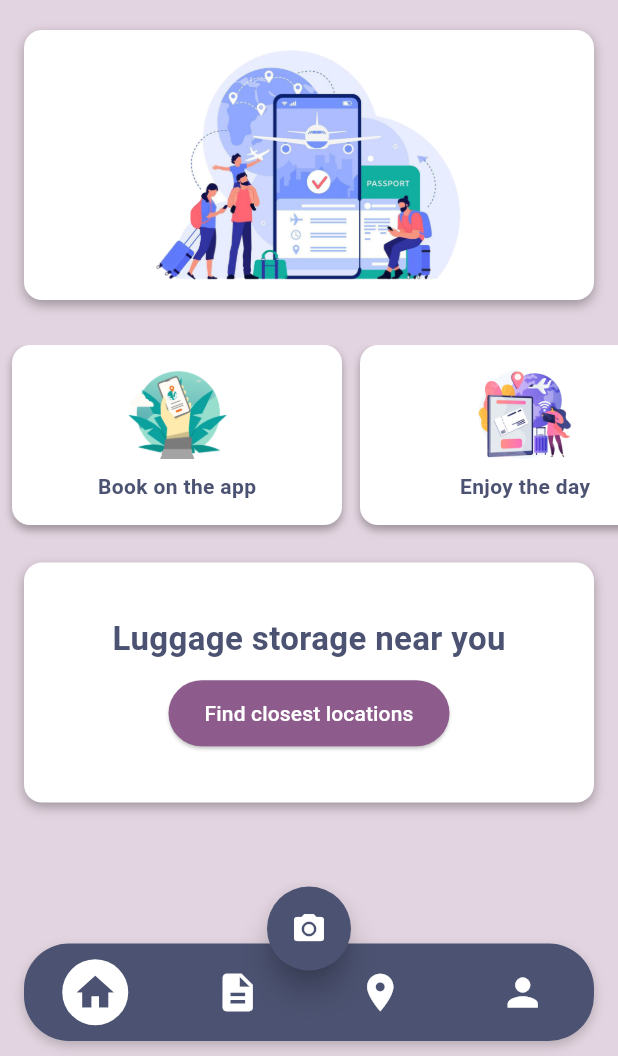
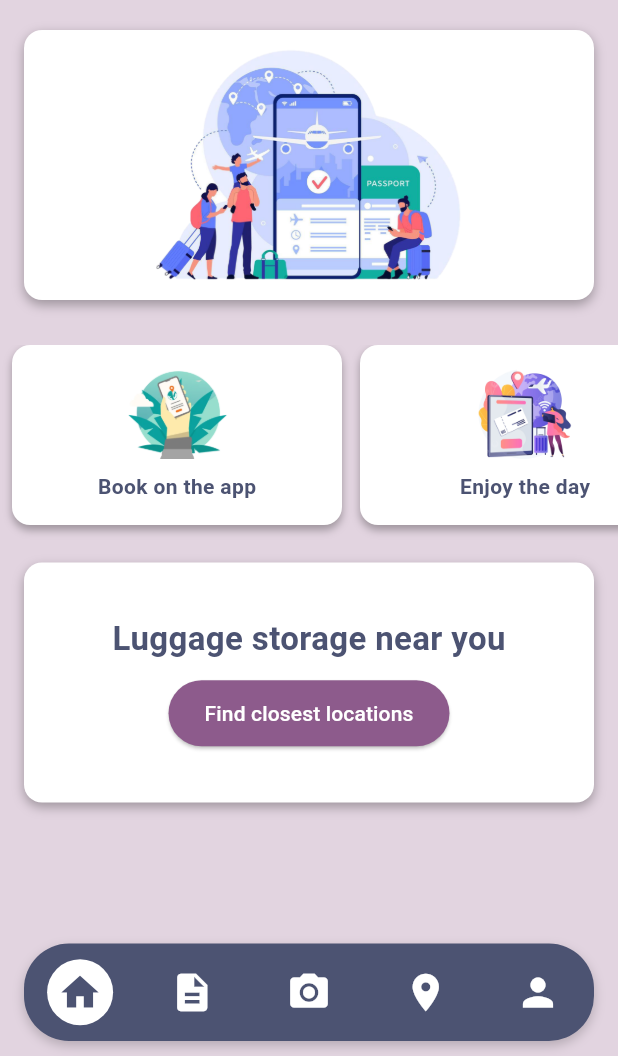
Before and after one commit to Prasad-k-Github/NEAR-ME-Luggage-storing-application, a Flutter app: the HomeScreen screen opened by its route, on a phone screen of 412 x 824 dp, the part 180-1236 px from its top. Run offline on Flutter 3.47's test engine with Material 3 defaults, Android fonts, the light colour scheme and no system bars; our stand-ins replace camera, geocoding, google_fonts, google_maps_flutter; Roboto replaces fonts that are missing (Arial).

Commit message:
Update navigation flow to redirect to home screen; enhance profile UI with luggage view button and integrate camera functionality in bottom navigation bar

```diff
--- a/lib/screens/home_screen.dart
+++ b/lib/screens/home_screen.dart
@@ -32,7 +32,7 @@ class _HomeScreenState extends State<HomeScreen> {
       // Pick Location Screen UI
       const PickLocation(),
       // Profile Screen UI
-      const ProfileUI(),
+      ProfileUI(navigateToYourLuggage: _navigateToYourLuggage),
     ];
   }
 
@@ -90,17 +90,7 @@ class _HomeScreenState extends State<HomeScreen> {
         ),
       ),
       bottomNavigationBar:
-          buildBottomNavigationBar(_selectedIndex, _onItemTapped),
-      floatingActionButton: _selectedIndex == 0 // Show only on the home screen
-          ? FloatingActionButton(
-              onPressed: _openCamera, // Call the function to open the camera
-              backgroundColor: const Color(0xFF4C5372),
-              elevation: 8.0,
-              shape: const CircleBorder(),
-              child: const Icon(Icons.camera_alt, color: Color(0xFFFFFFFF)),
-            )
-          : null,
-      floatingActionButtonLocation: FloatingActionButtonLocation.centerDocked,
+          buildBottomNavigationBar(_selectedIndex, _onItemTapped, _openCamera),
     );
   }
 }
--- a/lib/screens/intro_screen.dart
+++ b/lib/screens/intro_screen.dart
@@ -26,7 +26,7 @@ class _IntroScreenState extends State<IntroScreen> {
 
   void _onNextPressed() {
     if (_currentIndex == 2) {
-      Navigator.pushReplacementNamed(context, Routes.signInScreen);
+      Navigator.pushReplacementNamed(context, Routes.homeScreen);
     } else {
       _pageController.nextPage(
         duration: const Duration(milliseconds: 300),
@@ -36,7 +36,7 @@ class _IntroScreenState extends State<IntroScreen> {
   }
 
   void _onSkipPressed() {
-    Navigator.pushReplacementNamed(context, Routes.signInScreen);
+    Navigator.pushReplacementNamed(context, Routes.homeScreen);
   }
 
   @override
--- a/lib/widgets/widgets.dart
+++ b/lib/widgets/widgets.dart
@@ -144,7 +144,8 @@ Widget buildNavBarItem({required bool isActive, required IconData icon}) {
 }
 
 /// Builds a custom bottom navigation bar with the provided selected index and onTap callback.
-Widget buildBottomNavigationBar(int selectedIndex, Function(int) onTap) {
+Widget buildBottomNavigationBar(
+    int selectedIndex, Function(int) onTap, VoidCallback onCameraTap) {
   return Container(
     margin: const EdgeInsets.symmetric(horizontal: 16.0, vertical: 10.0),
     height: 65,
@@ -171,6 +172,22 @@ Widget buildBottomNavigationBar(int selectedIndex, Function(int) onTap) {
           icon: Icons.description,
           isActive: selectedIndex == 1,
           onTap: () => onTap(1),
+        ),
+        // Camera Button
+        GestureDetector(
+          onTap: onCameraTap,
+          child: Container(
+            padding: const EdgeInsets.all(10.0),
+            decoration: const BoxDecoration(
+              color: Color(0xFF4C5372), // Camera button background color
+              shape: BoxShape.circle,
+            ),
+            child: const Icon(
+              Icons.camera_alt,
+              size: 30,
+              color: Color.fromARGB(255, 255, 255, 255),
+            ),
+          ),
         ),
         _buildNavBarItem(
           icon: Icons.location_on,
```
Also changed, not shown: lib/routes.dart (+12 -6 lines), lib/screens/profile_ui.dart (+25 -1 lines), 4 other files.
